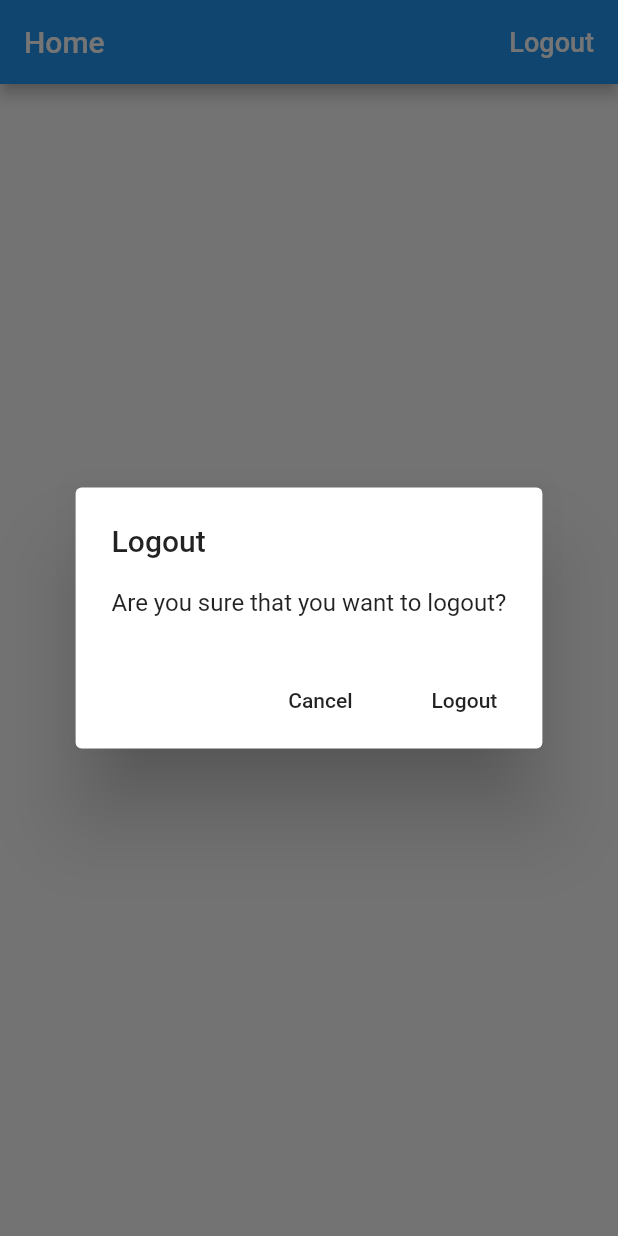
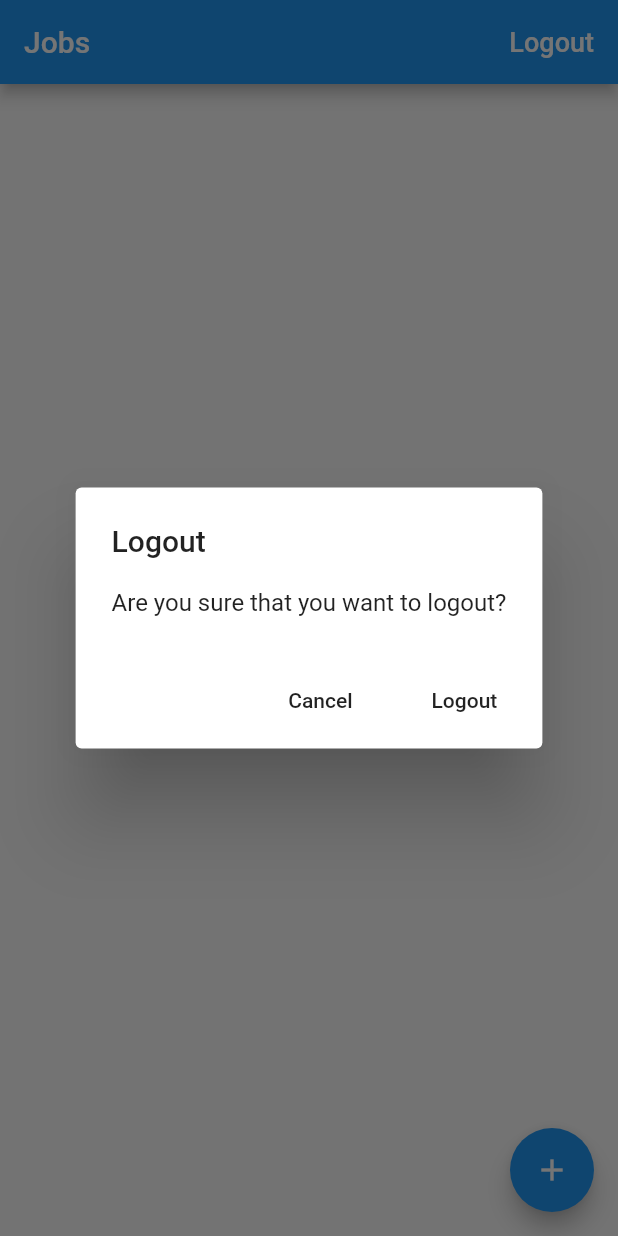
Before and after one commit to YemaneZewdu/time_tracker, a Flutter app: the screen it shows once a user with an empty profile is signed in, after a tap on "Logout", on a phone screen of 412 x 824 dp. Run offline on Flutter 3.47's test engine with Material 2 defaults, Android fonts, the phone set to English and light mode, and no system bars; our stand-ins replace cloud_firestore, firebase_auth, google_sign_in; accounts and stored records are empty.

Commit message:
-Added cloud firestore service -Implemented read and write to the database with a model class and database helper classes

```diff
--- /dev/null
+++ b/lib/app/home/jobs_page.dart
@@ -0,0 +1,100 @@
+import 'package:flutter/material.dart';
+import 'package:flutter/services.dart';
+import 'package:provider/provider.dart';
+import 'package:timetracker/common_widgets/platform_alert_dialog.dart';
+import 'package:timetracker/common_widgets/platform_exception_alert_dialog.dart';
+import 'package:timetracker/services/auth.dart';
+import 'package:timetracker/services/database.dart';
+
+import 'models/job.dart';
+
+class JobsPage extends StatelessWidget {
+  // lets the user sign out
+  Future<void> _signOut(BuildContext context) async {
+    try {
+      // old version
+      // await FirebaseAuth.instance.signOut();
+      final auth = Provider.of<AuthBase>(context, listen: false);
+      await auth.signOut();
+      // this is used to tell the landing page that the user has logged out
+      // commented out because when the user signs in, a new event is push to onAuthStateChanged Stream
+      // and the streamBuilder will be called
+      // onSignout();
+    } catch (e) {
+      print("Sign out! " + e.toString());
+    }
+  }
+
+  // confirm if the user wants to sign out
+  Future<void> _confirmSignOut(BuildContext context) async {
+    // getting the return value from the alert dialog
+    final didRequestSignOut = await PlatformAlertDialog(
+      title: 'Logout',
+      content: 'Are you sure that you want to logout?',
+      defaultActionText: 'Logout',
+      cancelActionText: 'Cancel',
+    ).show(context);
+    // if the return value is true, then sign out the user
+    if (didRequestSignOut == true) {
+      _signOut(context);
+    }
+  }
+
+  Future<void> _createJob(BuildContext context) async {
+    try {
+      final database = Provider.of<Database>(context);
+      await database.createJob(
+        Job(name: "Exercise", ratePerHour: 10),
+      );
+    } on PlatformException catch (e) {
+      PlatformExceptionAlertDialog(
+        title: "Operation Failed",
+        exception: e,
+      ).show(context);
+    }
+  }
+
+  Widget _buildContents(BuildContext context) {
+    final database = Provider.of<Database>(context);
+    return StreamBuilder<List<Job>>(
+      stream: database.jobsStream(),
+      builder: (context, snapshot) {
+        if (snapshot.hasData) {
+          final jobs = snapshot.data;
+          final children = jobs.map((job) => Text(job.name)).toList();
+          return ListView(children: children);
+        }
+        if (snapshot.hasError) {
+          return Center(child: Text('Some error occurred'));
+        }
+        return Center(child: CircularProgressIndicator());
+      },
+    );
+  }
+
+  @override
+  Widget build(BuildContext context) {
+    return Scaffold(
+      appBar: AppBar(
+        title: Text("Jobs"),
+        actions: <Widget>[
+          FlatButton(
+            child: Text(
+              "Logout",
+              style: TextStyle(
+                fontSize: 18.0,
+                color: Colors.white,
+              ),
+            ),
+            onPressed: () => _confirmSignOut(context),
+          ),
+        ],
+      ),
+      floatingActionButton: FloatingActionButton(
+        child: Icon(Icons.add),
+        onPressed: () => _createJob(context),
+      ),
+      body: _buildContents(context),
+    );
+  }
+}
--- /dev/null
+++ b/lib/app/home/models/job.dart
@@ -0,0 +1,28 @@
+
+import 'package:meta/meta.dart';
+
+class Job {
+  Job({@required this.name, @required this.ratePerHour});
+  final String name;
+  final int ratePerHour;
+
+  // doesn't always create an instance of its class
+  factory Job.fromMap(Map<String, dynamic> data) {
+    if (data == null) {
+      return null;
+    }
+    final String name = data['name'];
+    final int ratePerHour = data['ratePerHour'];
+    return Job(
+        name: name,
+        ratePerHour: ratePerHour
+    );
+  }
+
+  Map<String, dynamic> toMap() {
+    return {
+      'name': name,
+      'ratePerHour': ratePerHour,
+    };
+  }
+}
--- a/lib/app/home_page.dart
+++ /dev/null
@@ -1,60 +0,0 @@
-import 'package:flutter/material.dart';
-import 'package:provider/provider.dart';
-import 'package:timetracker/common_widgets/platform_alert_dialog.dart';
-import 'package:timetracker/services/auth.dart';
-
-class HomePage extends StatelessWidget {
-
-
-  // lets the user sign out
-  Future<void> _signOut(BuildContext context) async {
-    try {
-      // old version
-   // await FirebaseAuth.instance.signOut();
-      final auth = Provider.of<AuthBase>(context,listen: false);
-      await auth.signOut();
-      // this is used to tell the landing page that the user has logged out
-      // commented out because when the user signs in, a new event is push to onAuthStateChanged Stream
-      // and the streamBuilder will be called
-     // onSignout();
-    } catch (e){
-      print("Sign out! " + e.toString());
-    }
-  }
-
-  // confirm if the user wants to sign out
-  Future<void> _confirmSignOut(BuildContext context) async {
-    // getting the return value from the alert dialog
-    final didRequestSignOut = await PlatformAlertDialog(
-      title: 'Logout',
-      content: 'Are you sure that you want to logout?',
-      defaultActionText: 'Logout',
-      cancelActionText: 'Cancel',
-    ).show(context);
-    // if the return value is true, then sign out the user
-    if (didRequestSignOut == true) {
-      _signOut(context);
-    }
-  }
-
-  @override
-  Widget build(BuildContext context) {
-    return Scaffold(
-      appBar: AppBar(
-        title: Text("Home"),
-        actions: <Widget>[
-          FlatButton(
-            child: Text(
-              "Logout",
-              style: TextStyle(
-                fontSize: 18.0,
-                color: Colors.white,
-              ),
-            ),
-            onPressed: () => _confirmSignOut(context),
-          ),
-        ],
-      ),
-    );
-  }
-}
--- a/lib/app/landing_page.dart
+++ b/lib/app/landing_page.dart
@@ -2,14 +2,15 @@ import 'package:flutter/material.dart';
 import 'package:timetracker/app/sign_in/sign_in_page.dart';
 import 'package:timetracker/services/auth.dart';
 import 'package:provider/provider.dart';
-import 'home_page.dart';
+import 'package:timetracker/services/database.dart';
+import 'home/jobs_page.dart';
 
 // responds to changes made in the auth state
 // by the stream
 class LandingPage extends StatelessWidget {
   @override
   Widget build(BuildContext context) {
-    final auth = Provider.of<AuthBase>(context,listen: false);
+    final auth = Provider.of<AuthBase>(context, listen: false);
     return StreamBuilder<User>(
       stream: auth.onAuthStateChange,
       builder: (context, snapshot) {
@@ -21,7 +22,11 @@ class LandingPage extends StatelessWidget {
             // so we can assign the call back like this instead of '() =>'
             return SignInPage.create(context);
           }
-          return HomePage();
+          // Jobs page has a parent Provider of Database
+          return Provider<Database>(
+            create: (_) => FirestoreDatabase(uid: user.uid),
+            child: JobsPage(),
+          );
         } else {
           return Scaffold(
             body: Center(
--- a/lib/common_widgets/platform_exception_alert_dialog.dart
+++ b/lib/common_widgets/platform_exception_alert_dialog.dart
@@ -23,6 +23,7 @@ class PlatformExceptionAlertDialog extends PlatformAlertDialog {
     ///   • `ERROR_INVALID_CREDENTIAL` - If the email address is malformed.
     ///   • `ERROR_EMAIL_ALREADY_IN_USE` - If the email is already in use by a different account.
     ///   • `ERROR_INVALID_EMAIL` - If the [email] address is malformed.
+  'Error performing setData': 'You have insufficient permissions for this action.',
     'ERROR_WRONG_PASSWORD': 'The password is invalid',
     ///   • `ERROR_USER_NOT_FOUND` - If there is no user corresponding to the given [email] address, or if the user has been deleted.
     ///   • `ERROR_USER_DISABLED` - If the user has been disabled (for example, in the Firebase console)
--- /dev/null
+++ b/lib/services/api_path.dart
@@ -0,0 +1,5 @@
+class APIPath{
+  static String job(String uid, String jobId)=> '/users/$uid/jobs/$jobId';
+  static String jobs(String uid) => 'users/$uid/jobs';
+
+}
--- /dev/null
+++ b/lib/services/database.dart
@@ -0,0 +1,28 @@
+import 'dart:async';
+import 'package:meta/meta.dart';
+import 'package:timetracker/app/home/models/job.dart';
+import 'package:timetracker/services/api_path.dart';
+import 'package:timetracker/services/firestore_service.dart';
+
+abstract class Database {
+  Future<void> createJob(Job jobData);
+
+  Stream<List<Job>> jobsStream();
+}
+
+class FirestoreDatabase implements Database {
+  FirestoreDatabase({@required this.uid}) : assert(uid != null);
+  final String uid;
+
+  final _service = FirestoreService.instance;
+
+  Future<void> createJob(Job job) async => await _service.setData(
+        path: APIPath.job(uid, 'job_abc'),
+        data: job.toMap(),
+      );
+
+  Stream<List<Job>> jobsStream() => _service.collectionStream(
+        path: APIPath.jobs(uid),
+        builder: (data) => Job.fromMap(data),
+      );
+}
--- /dev/null
+++ b/lib/services/firestore_service.dart
@@ -0,0 +1,25 @@
+
+import 'package:cloud_firestore/cloud_firestore.dart';
+import 'package:meta/meta.dart';
+
+class FirestoreService {
+  // private constructor
+  FirestoreService._();
+  // makes it a singleton and ensures only one instance is created
+  static final instance = FirestoreService._();
+
+  Future<void> setData({String path, Map<String, dynamic> data}) async {
+    final reference = Firestore.instance.document(path);
+    await reference.setData(data);
+  }
+
+  Stream<List<T>> collectionStream<T>({
+    @required String path,
+    @required T builder(Map<String, dynamic> data),
+  }) {
+    final reference = Firestore.instance.collection(path);
+    final snapshots = reference.snapshots();
+    return snapshots.map((snapshot) =>
+        snapshot.documents.map((snapshot) => builder(snapshot.data)).toList());
+  }
+}
--- a/pubspec.yaml
+++ b/pubspec.yaml
@@ -26,6 +26,7 @@ dependencies:
   firebase_auth: ^0.14.0+5
   google_sign_in: 4.0.7
   provider: ^3.1.0+1
+  cloud_firestore: ^0.12.9+5
 
 dev_dependencies:
   flutter_test:
```
Also changed, not shown: pubspec.lock.
